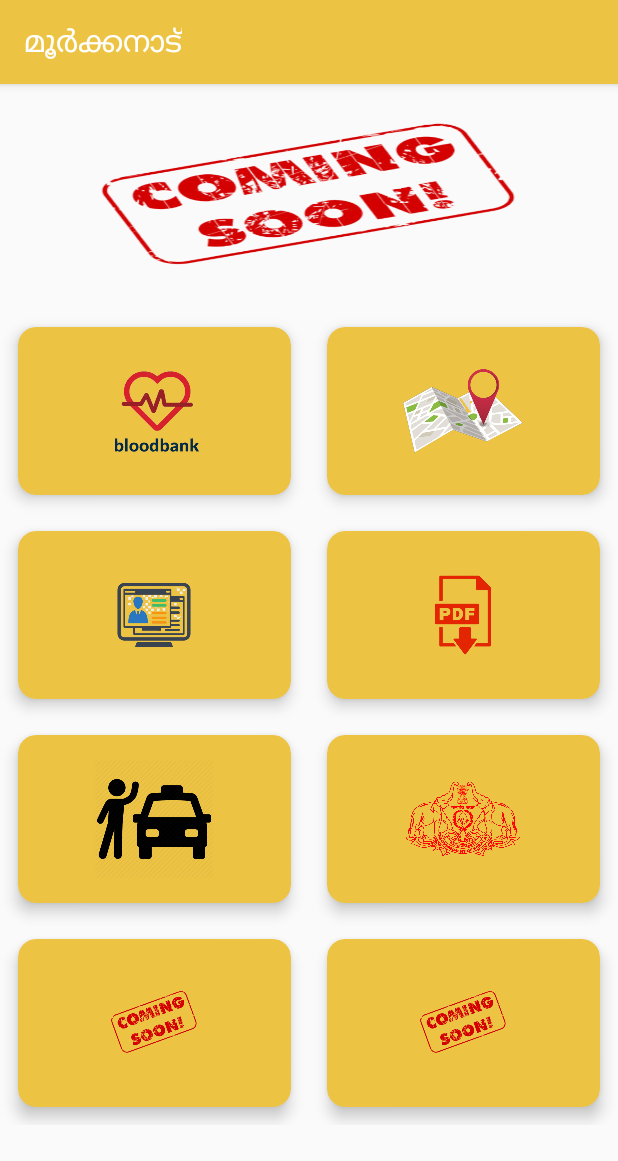
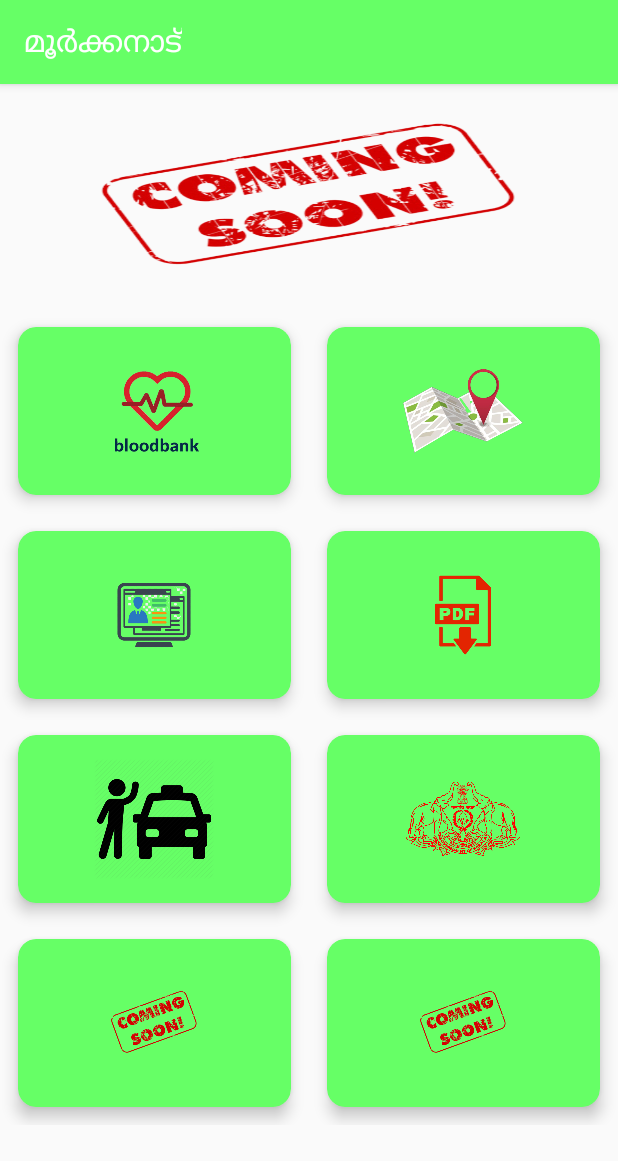
Before and after one commit to shaniOO3/MoorkanadApp, an Android app: the screen it shows after launch (MainActivity), on a phone screen of 412 x 824 dp. Shown: the top 1161 px of the screen. Run offline under Robolectric (Android 15) with nearby library versions, the phone set to English and light mode, and no system bars.

Commit message:
modified by a great hacker and developer SoLo_003

```diff
--- a/app/src/main/res/layout/activity_main.xml
+++ b/app/src/main/res/layout/activity_main.xml
@@ -34,7 +34,7 @@
             <androidx.cardview.widget.CardView
                 android:layout_width="wrap_content"
                 android:layout_height="wrap_content"
-                app:cardBackgroundColor="#EDC343"
+                app:cardBackgroundColor="@color/colorPrimary"
                 android:foreground="?android:attr/selectableItemBackground"
                 android:clickable="true"
                 android:focusable="true"
@@ -64,7 +64,7 @@
                 android:id="@+id/map_view"
                 android:layout_width="wrap_content"
                 android:layout_height="wrap_content"
-                app:cardBackgroundColor="#EDC343"
+                app:cardBackgroundColor="@color/colorPrimary"
                 android:foreground="?android:attr/selectableItemBackground"
                 android:clickable="true"
                 android:focusable="true"
@@ -93,7 +93,7 @@
             <androidx.cardview.widget.CardView
                 android:layout_width="wrap_content"
                 android:layout_height="wrap_content"
-                app:cardBackgroundColor="#EDC343"
+                app:cardBackgroundColor="@color/colorPrimary"
                 android:foreground="?android:attr/selectableItemBackground"
                 android:clickable="true"
                 android:focusable="true"
@@ -122,7 +122,7 @@
             <androidx.cardview.widget.CardView
                 android:layout_width="wrap_content"
                 android:layout_height="wrap_content"
-                app:cardBackgroundColor="#EDC343"
+                app:cardBackgroundColor="@color/colorPrimary"
                 android:foreground="?android:attr/selectableItemBackground"
                 android:clickable="true"
                 android:focusable="true"
@@ -151,7 +151,7 @@
             <androidx.cardview.widget.CardView
                 android:layout_width="wrap_content"
                 android:layout_height="wrap_content"
-                app:cardBackgroundColor="#EDC343"
+                app:cardBackgroundColor="@color/colorPrimary"
                 android:foreground="?android:attr/selectableItemBackground"
                 android:clickable="true"
                 android:focusable="true"
@@ -180,7 +180,7 @@
             <androidx.cardview.widget.CardView
                 android:layout_width="wrap_content"
                 android:layout_height="wrap_content"
-                app:cardBackgroundColor="#EDC343"
+                app:cardBackgroundColor="@color/colorPrimary"
                 android:foreground="?android:attr/selectableItemBackground"
                 android:clickable="true"
                 android:focusable="true"
@@ -209,7 +209,7 @@
             <androidx.cardview.widget.CardView
                 android:layout_width="wrap_content"
                 android:layout_height="wrap_content"
-                app:cardBackgroundColor="#EDC343"
+                app:cardBackgroundColor="@color/colorPrimary"
                 android:foreground="?android:attr/selectableItemBackground"
                 android:clickable="true"
                 android:focusable="true"
@@ -238,7 +238,7 @@
             <androidx.cardview.widget.CardView
                 android:layout_width="wrap_content"
                 android:layout_height="wrap_content"
-                app:cardBackgroundColor="#EDC343"
+                app:cardBackgroundColor="@color/colorPrimary"
                 android:foreground="?android:attr/selectableItemBackground"
                 android:clickable="true"
                 android:focusable="true"
--- a/app/src/main/res/values/colors.xml
+++ b/app/src/main/res/values/colors.xml
@@ -1,6 +1,6 @@
 <?xml version="1.0" encoding="utf-8"?>
 <resources>
-    <color name="colorPrimary">#EDC343</color>
-    <color name="colorPrimaryDark">#EDC343</color>
-    <color name="colorAccent">#EDC343</color>
+    <color name="colorPrimary">#66ff66</color>
+    <color name="colorPrimaryDark">#66ff66</color>
+    <color name="colorAccent">#66ff66</color>
 </resources>
```
